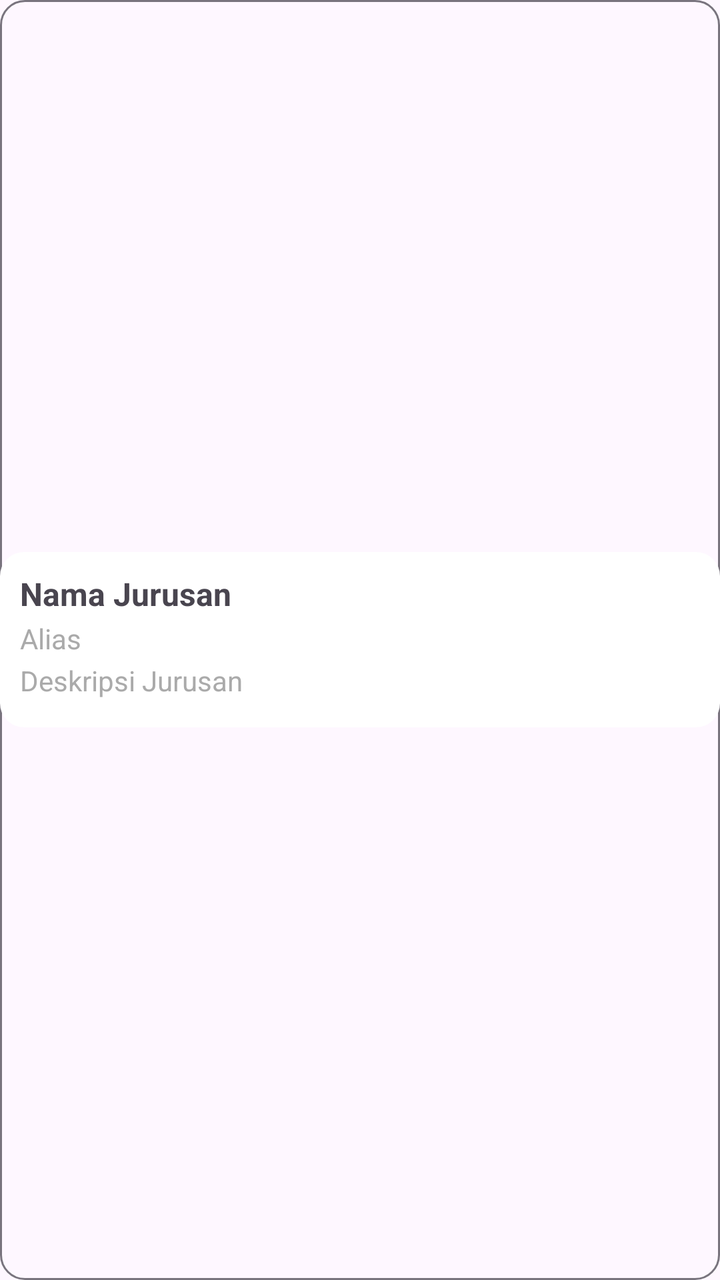
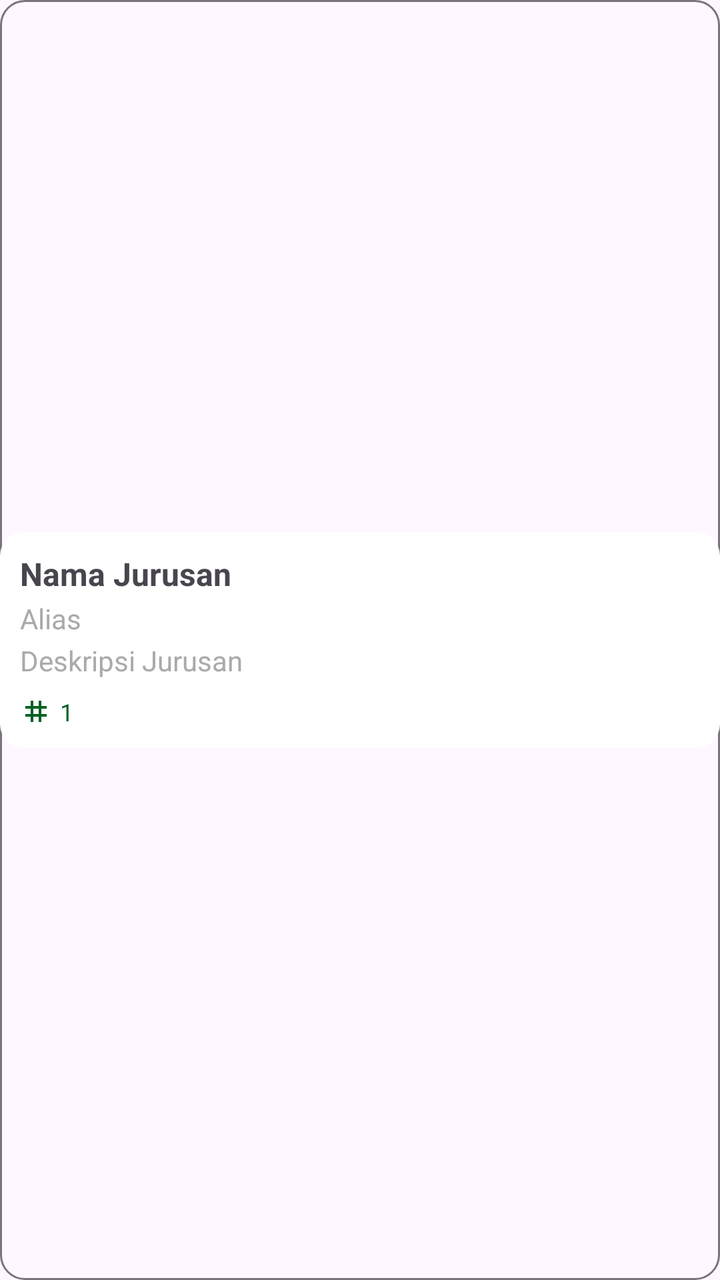

Screens rendered from an Android XML layout before and after an edit, with the pre-edit source and the edit as a unified diff.
<!-- AndroidManifest.xml: application theme Theme.OrionAPP -->
<!-- res/layout/item_jurusan_terdafar.xml -->
<LinearLayout xmlns:android="http://schemas.android.com/apk/res/android"
    xmlns:tools="http://schemas.android.com/tools"
    android:layout_width="match_parent"
    android:layout_height="wrap_content"
    android:layout_marginBottom="8dp"
    android:background="@drawable/rounded_outline_3"
    android:elevation="8dp"
    android:gravity="center_vertical"
    android:orientation="horizontal">

    <LinearLayout
        android:layout_width="match_parent"
        android:layout_height="wrap_content"
        android:background="@drawable/rounded_ripple"
        android:orientation="vertical"
        android:padding="10dp">

        <LinearLayout
            android:layout_width="match_parent"
            android:layout_height="wrap_content"
            android:layout_weight="1"
            android:orientation="horizontal">

            <LinearLayout
                android:layout_width="0dp"
                android:layout_height="wrap_content"
                android:layout_weight="1"
                android:orientation="vertical">

                <TextView
                    android:id="@+id/titleText"
                    android:layout_width="wrap_content"
                    android:layout_height="wrap_content"
                    android:text="Nama Jurusan"
                    android:textSize="16sp"
                    android:textStyle="bold" />

                <TextView
                    android:id="@+id/descText"
                    android:layout_width="wrap_content"
                    android:layout_height="wrap_content"
                    android:layout_marginTop="2dp"
                    android:text="Alias"
                    android:textColor="@android:color/darker_gray"
                    android:textSize="14sp" />

                <TextView
                    android:id="@+id/DescText"
                    android:layout_width="wrap_content"
                    android:layout_height="wrap_content"
                    android:layout_marginTop="2dp"
                    android:text="Deskripsi Jurusan"
                    android:textColor="@android:color/darker_gray"
                    android:textSize="14sp" />

                <LinearLayout
                    android:layout_width="wrap_content"
                    android:layout_height="wrap_content"
                    android:layout_marginTop="4dp"
                    android:orientation="horizontal">


                </LinearLayout>
            </LinearLayout>


        </LinearLayout>

    </LinearLayout>
</LinearLayout>
<!-- resources referenced by this layout -->
<resources>
  <!-- drawable rounded_outline_3 (drawable) -->
  <?xml version="1.0" encoding="utf-8"?>
  <shape xmlns:android="http://schemas.android.com/apk/res/android"
      android:shape="rectangle">
  
      
      <corners android:radius="12dp" />
  
      
      <stroke
          android:width="1dp"
          android:color="?attr/colorOutline" />
  
  
  </shape>
  <!-- drawable rounded_ripple (drawable) -->
  <?xml version="1.0" encoding="utf-8"?>
  <ripple xmlns:android="http://schemas.android.com/apk/res/android"
      android:color="?attr/colorControlHighlight">
      <item android:id="@android:id/mask">
          <shape android:shape="rectangle">
              <corners android:radius="12dp" />
              <solid android:color="@android:color/white" />
          </shape>
      </item>
      <item>
          <shape android:shape="rectangle">
              <corners android:radius="12dp" />
              <solid android:color="@android:color/white" />
          </shape>
      </item>
  </ripple>
  <color name="primary">#006122</color>
  <color name="white">#ffffff</color>
  <color name="background">#f5f5f5</color>
  <color name="text">#1E1E1E</color>
  <style name="OrionButton" parent="Widget.Material3.Button">
          <item name="android:backgroundTint">@color/primary</item>
          <item name="android:textColor">@color/white</item>
          <item name="android:layout_marginHorizontal">4px</item>
          <item name="android:buttonCornerRadius" tools:targetApi="p">12dp</item>
      </style>
  <style name="OrionTextTitle" parent="Widget.Material3.TextInputLayout.OutlinedBox">
          <item name="boxStrokeColor">@color/primary</item>
          <item name="hintTextColor">@color/primary</item>
          <item name="boxBackgroundMode">outline</item>
      </style>
  <color name="highlight_primary">#C0006122</color>
  <color name="error">#D00000</color>
  <style name="SearchViewStyle.White" parent="Widget.AppCompat.SearchView">
          
          <item name="searchHintIcon">@drawable/ic_search_24</item>
          <item name="cursorColor">@color/white</item>
          <item name="submitBackground">@android:color/white</item>
          <item name="android:textColorHint">@color/white</item>
          <item name="android:textColor">@color/white</item>
          <item name="android:iconTint">@android:color/white</item>
          <item name="android:buttonTint">@android:color/white</item>
      </style>
  <!-- drawable ic_search_24 (drawable) -->
  <vector xmlns:android="http://schemas.android.com/apk/res/android" android:height="24dp" android:tint="#000000" android:viewportHeight="24" android:viewportWidth="24" android:width="24dp">
        
      <path android:fillColor="@android:color/white" android:pathData="M15.5,14h-0.79l-0.28,-0.27C15.41,12.59 16,11.11 16,9.5 16,5.91 13.09,3 9.5,3S3,5.91 3,9.5 5.91,16 9.5,16c1.61,0 3.09,-0.59 4.23,-1.57l0.27,0.28v0.79l5,4.99L20.49,19l-4.99,-5zM9.5,14C7.01,14 5,11.99 5,9.5S7.01,5 9.5,5 14,7.01 14,9.5 11.99,14 9.5,14z"/>
      
  </vector>
  <!-- unchanged entries left out for length: 1 -->
</resources>

<!-- the commit's change to res/layout/item_jurusan_terdafar.xml (unified diff, before → after) -->
@@ -28,7 +28,7 @@
                 android:orientation="vertical">
 
                 <TextView
-                    android:id="@+id/titleText"
+                    android:id="@+id/jurusanText"
                     android:layout_width="wrap_content"
                     android:layout_height="wrap_content"
                     android:text="Nama Jurusan"
@@ -36,7 +36,7 @@
                     android:textStyle="bold" />
 
                 <TextView
-                    android:id="@+id/descText"
+                    android:id="@+id/aliasText"
                     android:layout_width="wrap_content"
                     android:layout_height="wrap_content"
                     android:layout_marginTop="2dp"
@@ -45,7 +45,7 @@
                     android:textSize="14sp" />
 
                 <TextView
-                    android:id="@+id/DescText"
+                    android:id="@+id/descText"
                     android:layout_width="wrap_content"
                     android:layout_height="wrap_content"
                     android:layout_marginTop="2dp"
@@ -59,10 +59,19 @@
                     android:layout_marginTop="4dp"
                     android:orientation="horizontal">
 
-
+                    <TextView
+                        android:id="@+id/indexText"
+                        android:layout_width="wrap_content"
+                        android:layout_height="wrap_content"
+                        android:layout_marginTop="4dp"
+                        android:drawableStart="@drawable/ic_tag_16"
+                        android:drawablePadding="4dp"
+                        android:drawableTint="@color/primary"
+                        android:text="1"
+                        android:textColor="@color/primary"
+                        android:textSize="12sp" />
                 </LinearLayout>
             </LinearLayout>
-
 
         </LinearLayout>
 
<!-- resource entries referenced after the edit -->
@@ -33,6 +33,12 @@
       </item>
   </ripple>
   <color name="primary">#006122</color>
+  <!-- drawable ic_tag_16 (drawable) -->
+  <vector xmlns:android="http://schemas.android.com/apk/res/android" android:height="16dp" android:tint="#000000" android:viewportHeight="24" android:viewportWidth="24" android:width="16dp">
+        
+      <path android:fillColor="@android:color/white" android:pathData="M20,10L20,8h-4L16,4h-2v4h-4L10,4L8,4v4L4,8v2h4v4L4,14v2h4v4h2v-4h4v4h2v-4h4v-2h-4v-4h4zM14,14h-4v-4h4v4z"/>
+      
+  </vector>
   <color name="white">#ffffff</color>
   <color name="background">#f5f5f5</color>
   <color name="text">#1E1E1E</color>
